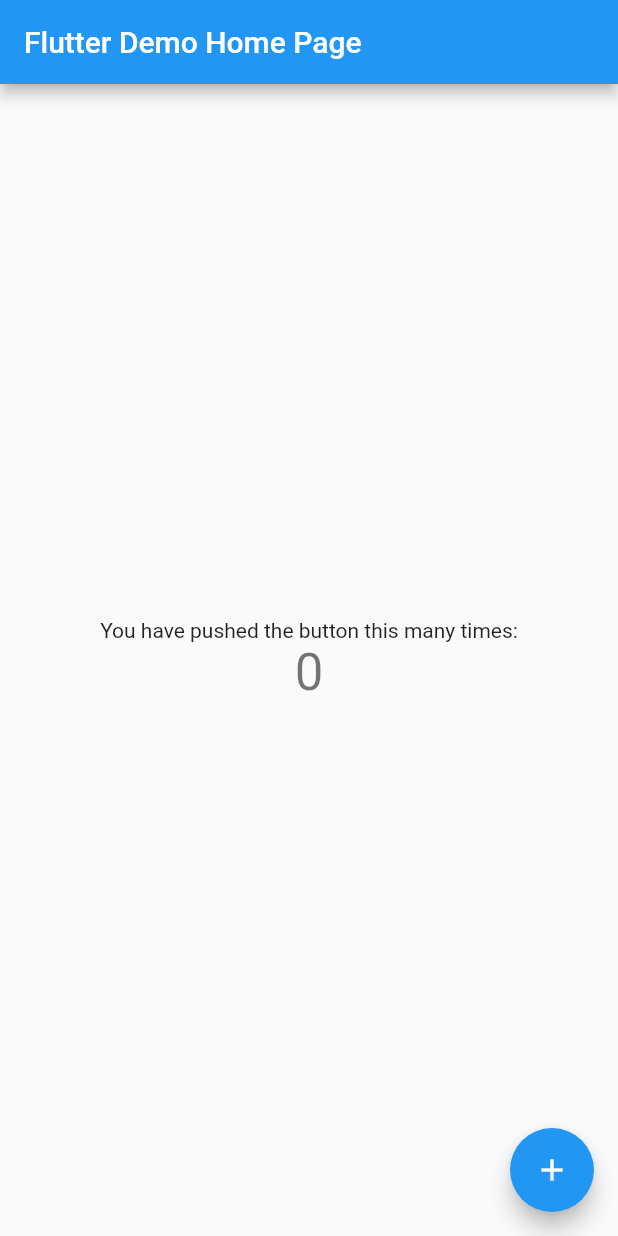
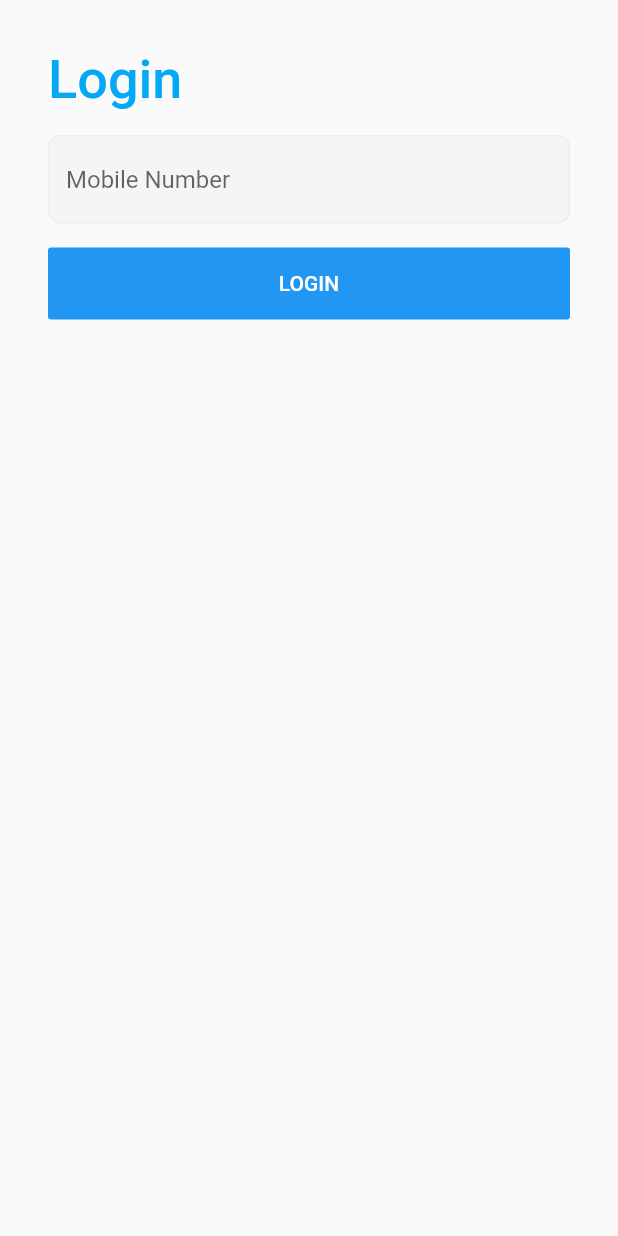
Before and after one commit to divyaraj773/flutter-auth, a Flutter app: the screen it shows after launch, on a phone screen of 412 x 824 dp. Run offline on Flutter 3.47's test engine with Material 2 defaults, Android fonts, the phone set to English and light mode, and no system bars; our stand-ins replace firebase_auth; accounts and stored records are empty.

```diff
--- a/lib/main.dart
+++ b/lib/main.dart
@@ -1,4 +1,5 @@
 import 'package:flutter/material.dart';
+import 'package:flutter_auth/screens/LoginScreen.dart';
 
 void main() => runApp(MyApp());
 
@@ -10,54 +11,7 @@ class MyApp extends StatelessWidget {
       theme: ThemeData(
         primarySwatch: Colors.blue,
       ),
-      home: MyHomePage(title: 'Flutter Demo Home Page'),
+      home: LoginScreen(),
     );
   }
 }
-
-class MyHomePage extends StatefulWidget {
-  MyHomePage({Key key, this.title}) : super(key: key);
-
-  final String title;
-
-  @override
-  _MyHomePageState createState() => _MyHomePageState();
-}
-
-class _MyHomePageState extends State<MyHomePage> {
-  int _counter = 0;
-
-  void _incrementCounter() {
-    setState(() {
-      _counter++;
-    });
-  }
-
-  @override
-  Widget build(BuildContext context) {
-    return Scaffold(
-      appBar: AppBar(
-        title: Text(widget.title),
-      ),
-      body: Center(
-        child: Column(
-          mainAxisAlignment: MainAxisAlignment.center,
-          children: <Widget>[
-            Text(
-              'You have pushed the button this many times:',
-            ),
-            Text(
-              '$_counter',
-              style: Theme.of(context).textTheme.display1,
-            ),
-          ],
-        ),
-      ),
-      floatingActionButton: FloatingActionButton(
-        onPressed: _incrementCounter,
-        tooltip: 'Increment',
-        child: Icon(Icons.add),
-      ),
-    );
-  }
-}
--- /dev/null
+++ b/lib/screens/LoginScreen.dart
@@ -0,0 +1,123 @@
+import 'package:flutter/material.dart';
+import 'package:firebase_auth/firebase_auth.dart';
+import './HomeScreen.dart';
+
+class LoginScreen extends StatelessWidget{
+  final _phoneController = TextEditingController();
+  final _codeController = TextEditingController();
+
+  Future<bool> loginUser(String phone, BuildContext context) async{
+    FirebaseAuth _auth = FirebaseAuth.instance;
+    _auth.verifyPhoneNumber(
+      phoneNumber: phone,
+      timeout: Duration(seconds: 60),
+      verificationCompleted: (AuthCredential credential) async{
+        Navigator.of(context).pop();
+
+        AuthResult result = await _auth.signInWithCredential(credential);
+
+        FirebaseUser user = result.user;
+
+        if(user != null){
+          Navigator.push(context, MaterialPageRoute(
+            builder: (context) => HomeScreen(user: user,) ));
+        } else{
+          print("Error");
+        }
+      },
+      verificationFailed: (AuthException exception){
+        print(exception);
+      },
+      codeSent: (String verificationId, [int forceResendingToken]){
+        showDialog(
+          context: context,
+          barrierDismissible: false,
+          builder: (context){
+            return AlertDialog(
+              title: Text("Enter Code."),
+              content: Column(
+                mainAxisSize: MainAxisSize.min,
+                children: <Widget>[
+                  TextField(
+                    controller: _codeController,
+                  ),
+                ],
+              ),
+              actions: <Widget>[
+                FlatButton(
+                  onPressed: () async{
+                    final code = _codeController.text.trim();
+                    AuthCredential credential = PhoneAuthProvider.getCredential(verificationId: verificationId, smsCode: code);
+
+                    AuthResult result = await _auth.signInWithCredential(credential);
+
+                    FirebaseUser user = result.user;
+
+                    if(user != null){
+                      Navigator.push(context, MaterialPageRoute(
+                        builder: (context) => HomeScreen(user: user,)
+                      ));
+                    }else{
+                      print("Error");
+                    }
+                  },
+                  child: Text("Verify"),textColor: Colors.white,color: Colors.blue,),
+              ],
+            );
+          }
+        );
+      },
+      codeAutoRetrievalTimeout: null);
+  }
+
+  @override
+  Widget build(BuildContext context){
+    return Scaffold(
+      body: SingleChildScrollView(
+        child: Container(
+          padding: EdgeInsets.all(32),
+          child: Form(
+            child: Column(
+              crossAxisAlignment: CrossAxisAlignment.start,
+              mainAxisAlignment: MainAxisAlignment.center,
+              children: <Widget>[
+                Text("Login", style: TextStyle(color: Colors.lightBlue, fontSize: 36,fontWeight: FontWeight.w500),),
+
+                SizedBox(height: 16,),
+
+                TextFormField(
+                  decoration: InputDecoration(
+                    enabledBorder: OutlineInputBorder(
+                            borderRadius: BorderRadius.all(Radius.circular(8)),
+                            borderSide: BorderSide(color: Colors.grey[200])
+                        ),
+                        focusedBorder: OutlineInputBorder(
+                            borderRadius: BorderRadius.all(Radius.circular(8)),
+                            borderSide: BorderSide(color: Colors.grey[300])
+                        ),
+                        filled: true,
+                        fillColor: Colors.grey[100],
+                        hintText: "Mobile Number"
+                  ),
+                  controller: _phoneController,
+                ),
+
+                SizedBox(height: 16,),
+
+                Container(
+                  width: double.infinity,
+                  child: FlatButton(
+                    onPressed: (){
+                      final phone = _phoneController.text.trim();
+                      loginUser(phone, context);
+                    },color: Colors.blue,
+                    child: Text("LOGIN"),textColor: Colors.white,padding: EdgeInsets.all(16),),
+                )
+              ],
+            )
+          ),
+        ),
+      ),
+    );
+  }
+}
--- a/pubspec.yaml
+++ b/pubspec.yaml
@@ -19,6 +19,9 @@ environment:
 dependencies:
   flutter:
     sdk: flutter
+
+  firebase_auth: ^0.15.5+2
+  firebase_core: ^0.4.0+9
 
   # The following adds the Cupertino Icons font to your application.
   # Use with the CupertinoIcons class for iOS style icons.
```
Also changed, not shown: lib/screens/HomeScreen.dart (added, +25 -0 lines), 1 other file.
